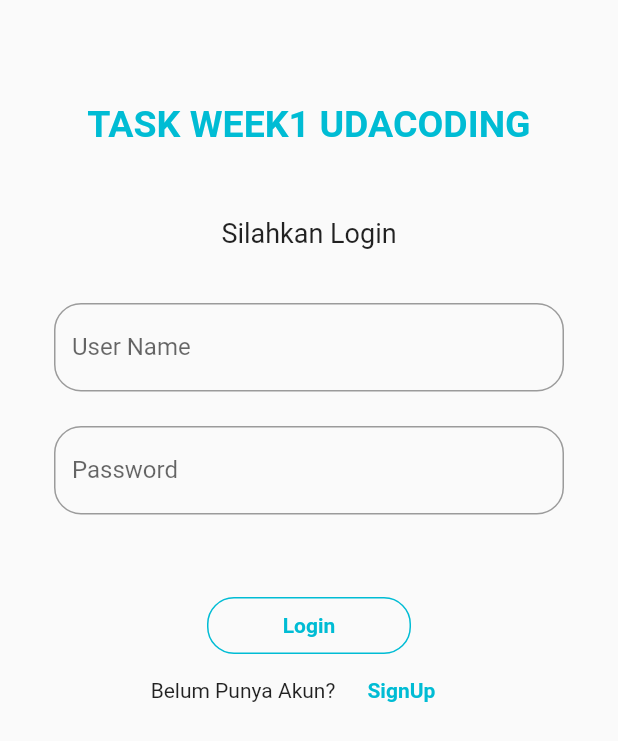
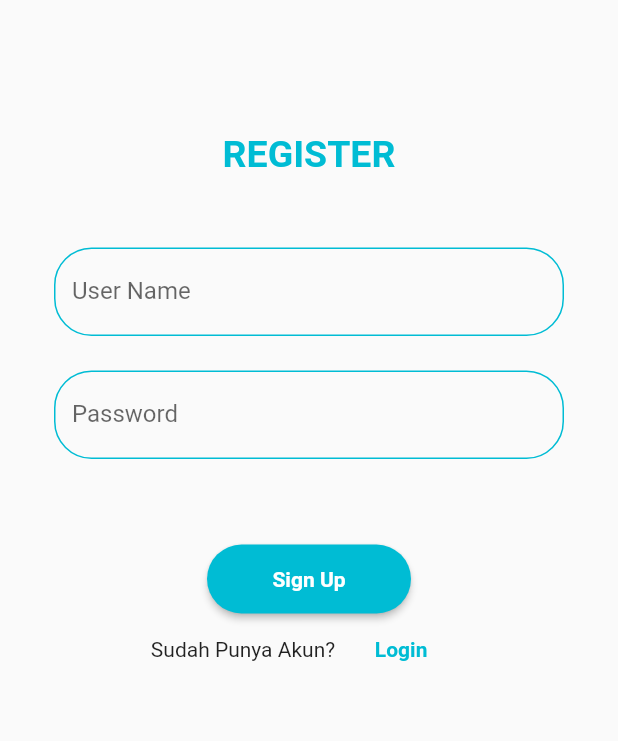
Before and after one commit to muhazam/udacoding_flutter, a Flutter app: the screen it shows after launch, after a tap on "SignUp", on a phone screen of 412 x 824 dp. Shown: the top 741 px of the screen. Run offline on Flutter 3.47's test engine with Material 2 defaults, Android fonts, the phone set to English and light mode, and no system bars.

Commit message:
buat page Register

```diff
--- a/task_week1/lib/main.dart
+++ b/task_week1/lib/main.dart
@@ -1,5 +1,5 @@
 import 'package:flutter/material.dart';
-import 'package:task_week1/screen/screen.dart';
+import 'package:task_week1/screen/loginScreen.dart';
 
 void main() {
   runApp(MyApp());
@@ -10,7 +10,7 @@ class MyApp extends StatelessWidget {
   @override
   Widget build(BuildContext context) {
     return MaterialApp(
-      title: 'Flutter Demo',
+      title: 'Task Week1 Udacoding',
       theme: ThemeData(
         primarySwatch: Colors.blue,
         visualDensity: VisualDensity.adaptivePlatformDensity,
--- a/task_week1/lib/screen/screen.dart
+++ b/task_week1/lib/screen/loginScreen.dart
@@ -1,5 +1,6 @@
 import 'package:flutter/cupertino.dart';
 import 'package:flutter/material.dart';
+import 'package:task_week1/screen/registerScreen.dart';
 
 class LoginScreen extends StatefulWidget {
   @override
@@ -19,7 +20,7 @@ class _LoginScreenState extends State<LoginScreen> {
           child: ListView(
             children: [
               SizedBox(
-                height: 40.0,
+                height: 60.0,
               ),
               Container(
                 // alignment: Alignment.center,
@@ -34,54 +35,67 @@ class _LoginScreenState extends State<LoginScreen> {
                 ),
               ),
               SizedBox(
-                height: 20.0,
+                height: 10.0,
               ),
               Container(
                 alignment: Alignment.center,
                 padding: EdgeInsets.all(18.0),
                 child: Text(
                   "Silahkan Login",
-                  style: TextStyle(fontSize: 18.0),
+                  style: TextStyle(fontSize: 18.0, fontWeight: FontWeight.w300),
                 ),
               ),
               Container(
                 padding: EdgeInsets.all(18.0),
+                child: Theme(
+                  data: Theme.of(context).copyWith(primaryColor: Colors.cyan),
                   child: TextField(
                     controller: userNameController,
                     decoration: InputDecoration(
-                    border: OutlineInputBorder(
-                      borderRadius: BorderRadius.circular(18.0),
-                      borderSide: BorderSide(color: Colors.cyan),
+                      enabledBorder: OutlineInputBorder(
+                          borderRadius: BorderRadius.circular(25.0),
+                          borderSide: BorderSide(color: Colors.cyan)),
+                      labelText: 'User Name',
                     ),
-                    labelText: 'User Name',
                   ),
                 ),
               ),
               Container(
                 padding: EdgeInsets.fromLTRB(18, 5, 18, 0),
+                child: Theme(
+                  data: Theme.of(context).copyWith(
+                      primaryColor:
+                          Colors.cyan), // --> atur primary color menjadi cyan
                   child: TextField(
                     obscureText: true,
                     controller: passwordController,
                     decoration: InputDecoration(
-                    border: OutlineInputBorder(
-                      borderRadius: BorderRadius.circular(18.0),
-                      borderSide: BorderSide(color: Colors.cyan),
+                      enabledBorder: OutlineInputBorder(
+                        borderRadius: BorderRadius.circular(25.0),
+                        borderSide: BorderSide(
+                          color: Colors.cyan,
+                        ),
                       ),
                       labelText: 'Password',
                     ),
                   ),
                 ),
-              FlatButton(
-                onPressed: () {},
-                textColor: Colors.cyan,
+              ),
+              // FlatButton(
+              //   onPressed: () {},
+              //   textColor: Colors.cyan,
+              // ),
+              SizedBox(
+                height: 50,
               ),
               Container(
-                height: 45,
+                height: 53,
                 padding: EdgeInsets.fromLTRB(120, 7, 120, 0),
-                child: FlatButton(
+                child: RaisedButton(
+                  color: Colors.cyan,
                   shape: RoundedRectangleBorder(
-                      borderRadius: BorderRadius.circular(18.0),
-                      side: BorderSide(color: Colors.cyan)),
+                    borderRadius: BorderRadius.circular(23.0),
+                  ),
                   onPressed: () {
                     print(userNameController.text);
                     print(passwordController.text);
@@ -89,7 +103,8 @@ class _LoginScreenState extends State<LoginScreen> {
                   textColor: Colors.cyan,
                   child: Text(
                     'Login',
-                    style: TextStyle(fontWeight: FontWeight.bold),
+                    style: TextStyle(
+                        fontWeight: FontWeight.bold, color: Colors.white),
                   ),
                 ),
               ),
@@ -99,7 +114,14 @@ class _LoginScreenState extends State<LoginScreen> {
                   children: [
                     Text("Belum Punya Akun?"),
                     FlatButton(
-                      onPressed: () {},
+                      onPressed: () {
+                        Navigator.push(
+                          context,
+                          MaterialPageRoute(
+                            builder: (context) => RegisterScreen(),
+                          ),
+                        );
+                      },
                       child: Text(
                         "SignUp",
                         style: TextStyle(fontWeight: FontWeight.bold),
--- /dev/null
+++ b/task_week1/lib/screen/registerScreen.dart
@@ -0,0 +1,126 @@
+import 'package:flutter/material.dart';
+
+class RegisterScreen extends StatefulWidget {
+  @override
+  _RegisterScreenState createState() => _RegisterScreenState();
+}
+
+class _RegisterScreenState extends State<RegisterScreen> {
+  TextEditingController userNameController = TextEditingController();
+  TextEditingController emailController = TextEditingController();
+  TextEditingController passwordController = TextEditingController();
+
+  @override
+  Widget build(BuildContext context) {
+    return Container(
+      child: Scaffold(
+        body: Padding(
+          padding: EdgeInsets.all(18.0),
+          child: ListView(
+            children: [
+              SizedBox(
+                height: 60.0,
+              ),
+              Container(
+                // alignment: Alignment.center,
+                alignment: Alignment.center,
+                padding: EdgeInsets.all(10.0),
+                child: Text(
+                  "REGISTER",
+                  style: TextStyle(
+                      color: Colors.cyan,
+                      fontWeight: FontWeight.bold,
+                      fontSize: 25.0),
+                ),
+              ),
+              SizedBox(
+                height: 20.0,
+              ),
+              Container(
+                padding: EdgeInsets.all(18.0),
+                child: Theme(
+                  data: Theme.of(context).copyWith(primaryColor: Colors.cyan),
+                  child: TextField(
+                    controller: userNameController,
+                    decoration: InputDecoration(
+                      enabledBorder: OutlineInputBorder(
+                          borderRadius: BorderRadius.circular(25.0),
+                          borderSide: BorderSide(color: Colors.cyan)),
+                      labelText: 'User Name',
+                    ),
+                  ),
+                ),
+              ),
+              Container(
+                padding: EdgeInsets.fromLTRB(18, 5, 18, 0),
+                child: Theme(
+                  data: Theme.of(context).copyWith(
+                      primaryColor:
+                          Colors.cyan), // --> atur primary color menjadi cyan
+                  child: TextField(
+                    obscureText: true,
+                    controller: passwordController,
+                    decoration: InputDecoration(
+                      enabledBorder: OutlineInputBorder(
+                        borderRadius: BorderRadius.circular(25.0),
+                        borderSide: BorderSide(
+                          color: Colors.cyan,
+                        ),
+                      ),
+                      labelText: 'Password',
+                    ),
+                  ),
+                ),
+              ),
+              // FlatButton(
+              //   onPressed: () {},
+              //   textColor: Colors.cyan,
+              // ),
+              SizedBox(
+                height: 50,
+              ),
+              Container(
+                height: 53,
+                padding: EdgeInsets.fromLTRB(120, 7, 120, 0),
+                child: RaisedButton(
+                  color: Colors.cyan,
+                  shape: RoundedRectangleBorder(
+                    borderRadius: BorderRadius.circular(23.0),
+                  ),
+                  onPressed: () {
+                    print(userNameController.text);
+                    print(passwordController.text);
+                  },
+                  textColor: Colors.cyan,
+                  child: Text(
+                    'Sign Up',
+                    style: TextStyle(
+                        fontWeight: FontWeight.bold, color: Colors.white),
+                  ),
+                ),
+              ),
+              Container(
+                child: Row(
+                  mainAxisAlignment: MainAxisAlignment.center,
+                  children: [
+                    Text("Sudah Punya Akun?"),
+                    FlatButton(
+                      onPressed: () {
+                        Navigator.pop(context);
+                      },
+                      child: Text(
+                        "Login",
+                        style: TextStyle(fontWeight: FontWeight.bold),
+                      ),
+                      textColor: Colors.cyan,
+                    )
+                  ],
+                ),
+              )
+            ],
+          ),
+        ),
+      ),
+    );
+  }
+}
```
Lines whose indentation alone changed are shown as unchanged.
